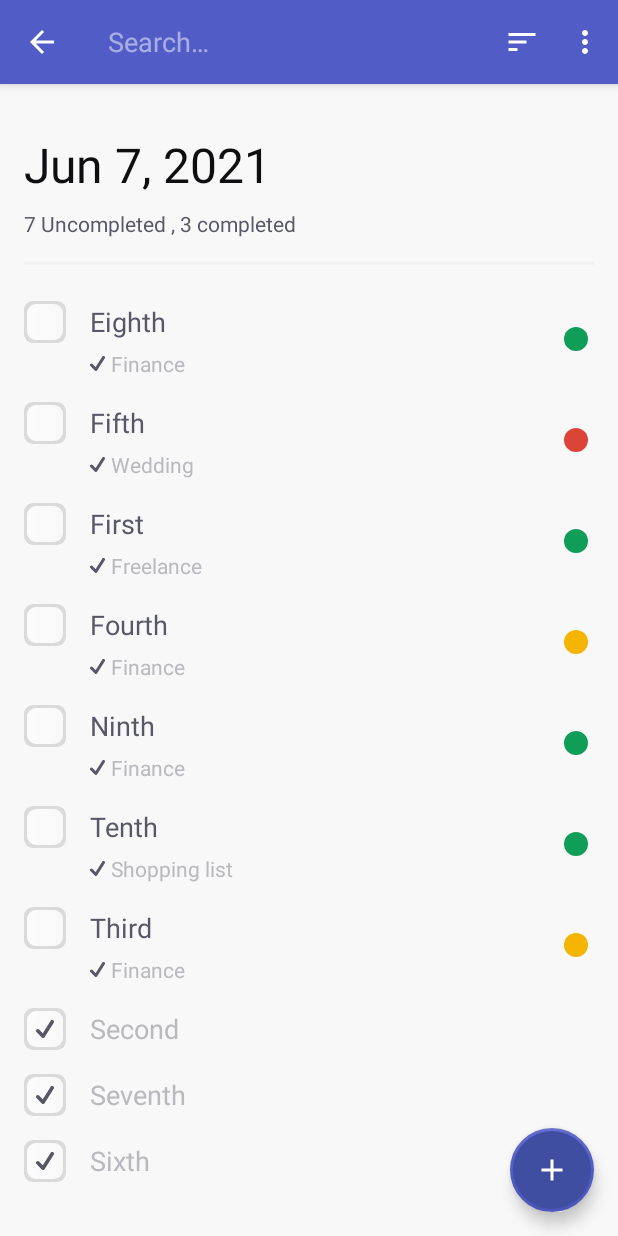
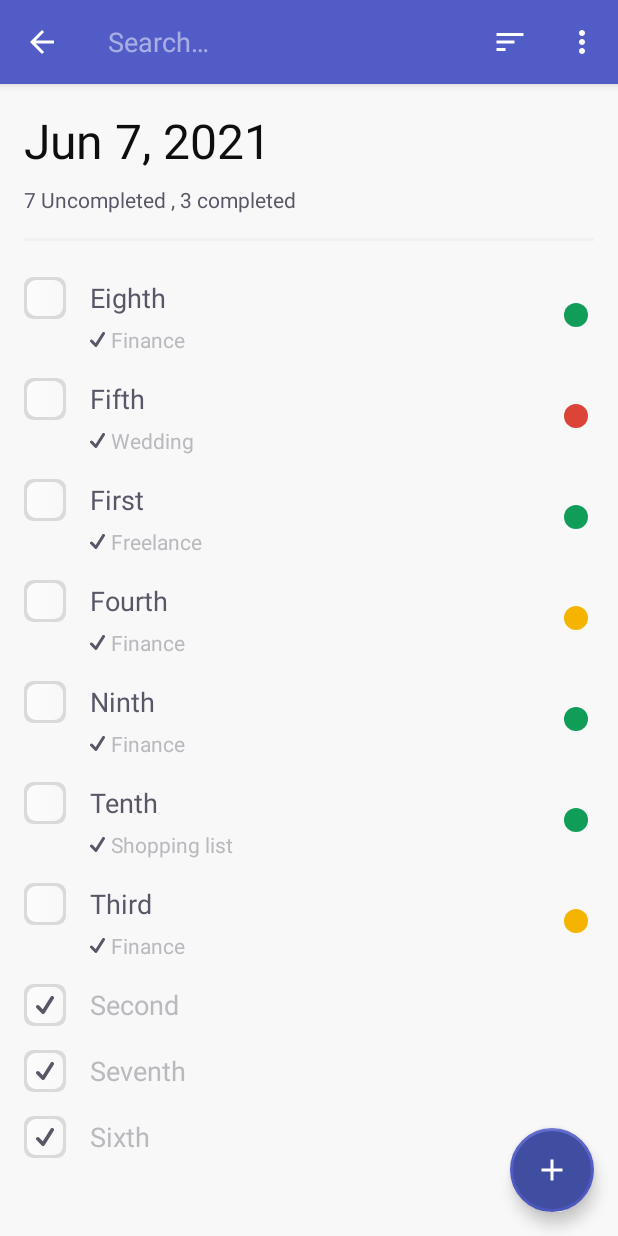
Before and after one commit to TeenWolf3301/ToDoList, an Android app: the screen it shows after launch (MainActivity), after a tap on "Search", on a phone screen of 412 x 824 dp. Run offline under Robolectric (Android 15) with nearby library versions, the phone set to English and light mode, and no system bars; our stand-ins replace Dagger/Hilt's generated code, Room's generated code.

Commit message:
small refactor in layouts

```diff
--- a/app/build.gradle
+++ b/app/build.gradle
@@ -54,9 +54,8 @@ dependencies {
     androidTestImplementation 'androidx.test.ext:junit:1.1.2'
     androidTestImplementation 'androidx.test.espresso:espresso-core:3.3.0'
 
-
     // Fragment
-    implementation "androidx.fragment:fragment-ktx:1.4.0-alpha01"
+    implementation "androidx.fragment:fragment-ktx:1.4.0-alpha02"
 
     // Lifecycle
     implementation "androidx.lifecycle:lifecycle-viewmodel-ktx:2.3.1"
--- a/app/src/main/java/com/teenwolf3301/to_do_list/ui/list/ListFragment.kt
+++ b/app/src/main/java/com/teenwolf3301/to_do_list/ui/list/ListFragment.kt
@@ -94,10 +94,6 @@ class ListFragment : Fragment(R.layout.fragment_list), ListAdapter.OnItemClickLi
                 viewModel.hideCompleted.value = item.isChecked
                 true
             }
-            R.id.list_menu_delete_completed -> {
-                // TODO
-                true
-            }
             else -> super.onOptionsItemSelected(item)
         }
     }
--- /dev/null
+++ b/app/src/main/res/drawable/ic_menu.xml
@@ -0,0 +1,9 @@
+<vector xmlns:android="http://schemas.android.com/apk/res/android"
+    android:width="24dp"
+    android:height="24dp"
+    android:viewportWidth="24"
+    android:viewportHeight="24">
+    <path
+        android:fillColor="@color/white"
+        android:pathData="M12,8c1.1,0 2,-0.9 2,-2s-0.9,-2 -2,-2 -2,0.9 -2,2 0.9,2 2,2zM12,10c-1.1,0 -2,0.9 -2,2s0.9,2 2,2 2,-0.9 2,-2 -0.9,-2 -2,-2zM12,16c-1.1,0 -2,0.9 -2,2s0.9,2 2,2 2,-0.9 2,-2 -0.9,-2 -2,-2z" />
+</vector>
--- a/app/src/main/res/layout/fragment_list.xml
+++ b/app/src/main/res/layout/fragment_list.xml
@@ -9,15 +9,15 @@
     <androidx.appcompat.widget.LinearLayoutCompat
         android:layout_width="match_parent"
         android:layout_height="match_parent"
-        android:paddingTop="32dp"
         android:orientation="vertical">
 
         <TextView
             android:id="@+id/tv_date"
             android:layout_width="wrap_content"
             android:layout_height="wrap_content"
-            android:layout_marginStart="16dp"
-            android:layout_marginEnd="16dp"
+            android:layout_marginStart="@dimen/default_margin"
+            android:layout_marginTop="@dimen/default_margin"
+            android:layout_marginEnd="@dimen/default_margin"
             android:textColor="?android:textColorPrimary"
             android:textSize="@dimen/bigger_text"
             tools:text="March 9, 2020" />
@@ -26,9 +26,9 @@
             android:id="@+id/tv_stats"
             android:layout_width="wrap_content"
             android:layout_height="wrap_content"
-            android:layout_marginStart="16dp"
-            android:layout_marginEnd="16dp"
-            android:layout_marginTop="8dp"
+            android:layout_marginStart="@dimen/default_margin"
+            android:layout_marginTop="@dimen/small_margin"
+            android:layout_marginEnd="@dimen/default_margin"
             android:textColor="@color/scarpa_flow"
             android:textSize="@dimen/small_text"
             tools:text="5 incomplete, 5 completed" />
@@ -36,17 +36,17 @@
         <View
             android:id="@+id/divider"
             android:layout_width="match_parent"
-            android:layout_marginStart="16dp"
-            android:layout_marginEnd="16dp"
             android:layout_height="2dp"
-            android:layout_marginTop="16dp"
+            android:layout_marginStart="@dimen/default_margin"
+            android:layout_marginTop="@dimen/default_margin"
+            android:layout_marginEnd="@dimen/default_margin"
             android:background="#33D0D0D0" />
 
         <androidx.recyclerview.widget.RecyclerView
             android:id="@+id/rv_list"
             android:layout_width="match_parent"
             android:layout_height="match_parent"
-            android:layout_marginTop="16dp"
+            android:layout_marginTop="@dimen/default_margin"
             tools:listitem="@layout/list_item" />
 
     </androidx.appcompat.widget.LinearLayoutCompat>
@@ -56,7 +56,7 @@
         android:layout_width="wrap_content"
         android:layout_height="wrap_content"
         android:layout_gravity="bottom|end"
-        android:layout_margin="16dp"
+        android:layout_margin="@dimen/default_margin"
         android:backgroundTint="@color/chambray"
         android:contentDescription="@string/fab_content_desc"
         android:src="@drawable/ic_add_item"
--- a/app/src/main/res/layout/list_item.xml
+++ b/app/src/main/res/layout/list_item.xml
@@ -4,19 +4,20 @@
     xmlns:tools="http://schemas.android.com/tools"
     android:layout_width="match_parent"
     android:layout_height="wrap_content"
+    android:paddingStart="@dimen/default_margin"
     android:paddingTop="8dp"
+    android:paddingEnd="@dimen/default_margin"
     android:paddingBottom="8dp">
 
     <androidx.appcompat.widget.AppCompatCheckBox
         android:id="@+id/cb_completed"
         android:layout_width="wrap_content"
-        android:layout_marginStart="16dp"
         android:layout_height="wrap_content"
         android:layout_alignParentStart="true"
         android:button="@drawable/custom_checkbox"
+        android:inputType="none"
         android:minWidth="0dp"
-        android:minHeight="0dp"
-        android:text="@null" />
+        android:minHeight="0dp"/>
 
     <TextView
         android:id="@+id/tv_item_name"
@@ -24,7 +25,7 @@
         android:layout_height="wrap_content"
         android:layout_alignTop="@id/cb_completed"
         android:layout_alignBottom="@id/cb_completed"
-        android:layout_marginStart="16dp"
+        android:layout_marginStart="@dimen/default_margin"
         android:layout_toStartOf="@id/ic_priority"
         android:layout_toEndOf="@id/cb_completed"
         android:ellipsize="end"
@@ -39,7 +40,7 @@
         android:layout_width="0dp"
         android:layout_height="wrap_content"
         android:layout_below="@id/tv_item_name"
-        android:layout_marginStart="16dp"
+        android:layout_marginStart="@dimen/default_margin"
         android:layout_marginTop="4dp"
         android:layout_toStartOf="@id/ic_priority"
         android:layout_toEndOf="@id/cb_completed"
@@ -58,7 +59,6 @@
         android:layout_height="24dp"
         android:layout_alignParentEnd="true"
         android:layout_centerVertical="true"
-        android:layout_marginEnd="16dp"
         android:background="@drawable/ic_priority"
         android:backgroundTint="@color/google_green" />
 
--- a/app/src/main/res/menu/list_menu.xml
+++ b/app/src/main/res/menu/list_menu.xml
@@ -28,9 +28,16 @@
     </item>
 
     <item
-        android:id="@+id/list_menu_hide_completed"
-        android:checkable="true"
-        android:title="Hide All Completed"
-        app:showAsAction="never" />
+        android:id="@+id/list_additional_menu"
+        android:icon="@drawable/ic_menu"
+        android:title="Additional menu"
+        app:showAsAction="always">
+        <menu>
+            <item
+                android:id="@+id/list_menu_hide_completed"
+                android:checkable="true"
+                android:title="Hide All Completed" />
+        </menu>
+    </item>
 
 </menu>
--- a/app/src/main/res/navigation/nav_graph.xml
+++ b/app/src/main/res/navigation/nav_graph.xml
@@ -2,7 +2,7 @@
 <navigation xmlns:android="http://schemas.android.com/apk/res/android"
     xmlns:app="http://schemas.android.com/apk/res-auto"
     xmlns:tools="http://schemas.android.com/tools"
-    android:id="@+id/nav_grahp"
+    android:id="@+id/nav_graph"
     app:startDestination="@id/listFragment">
 
     <fragment
```
Also changed, not shown: app/src/main/res/layout/fragment_edit.xml (+18 -12 lines).
